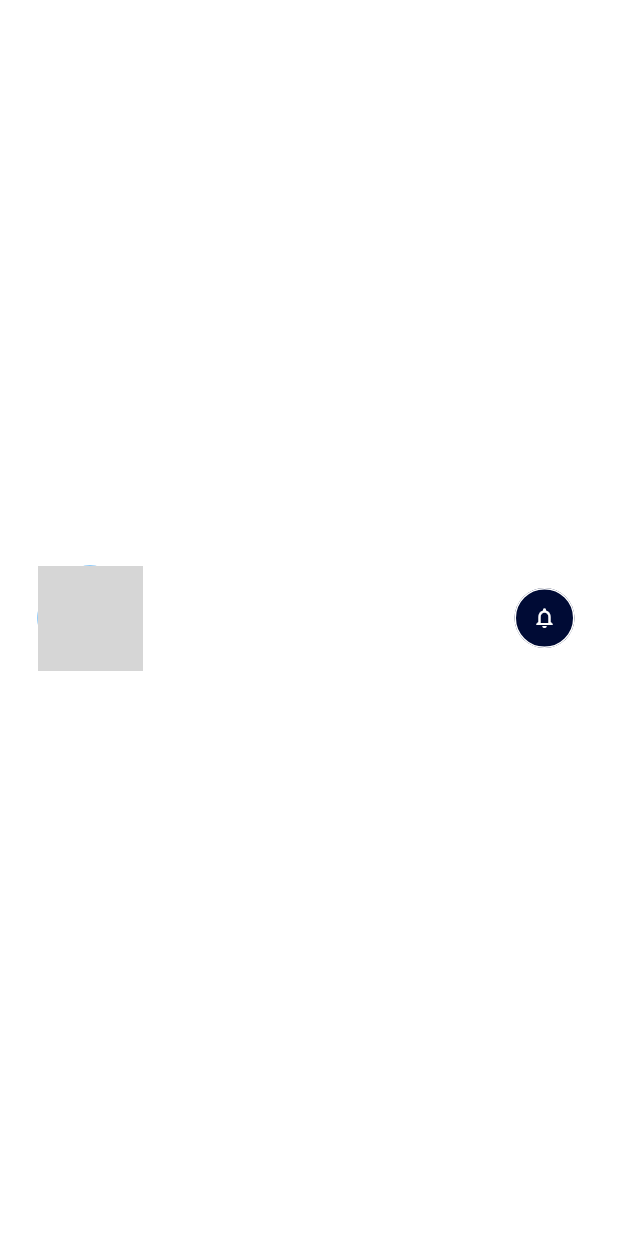
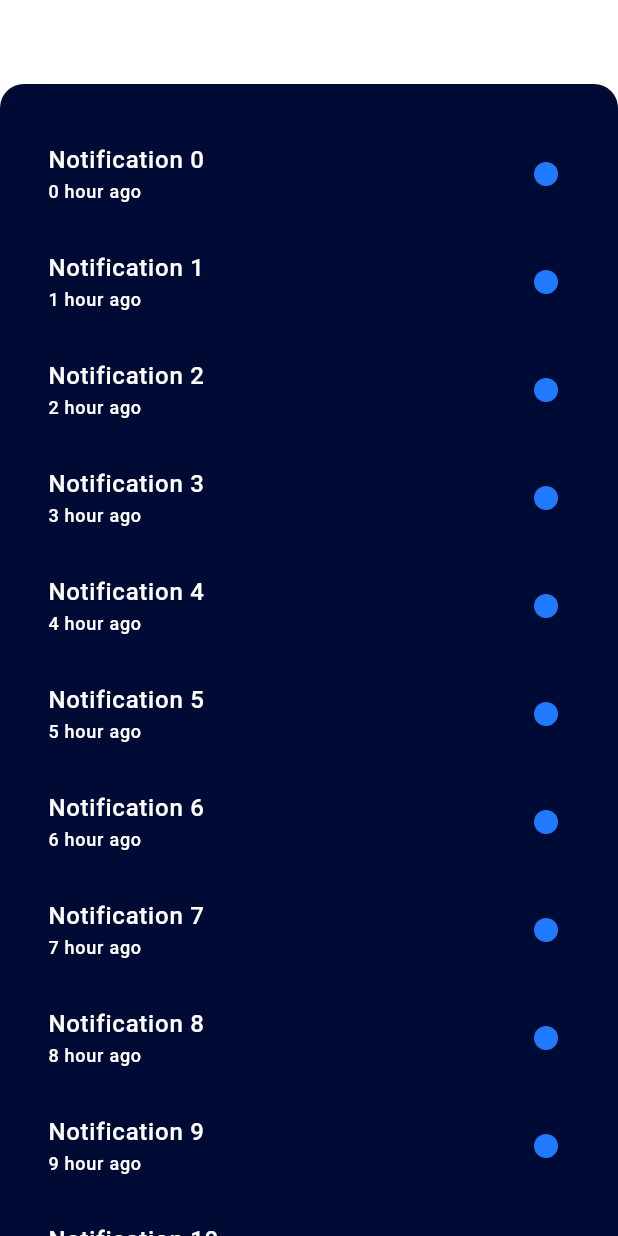
Before and after one commit to AbdElrahmanaymen/Budgetly, a Flutter app: the BudgetlyAppBar widget shown alone on an empty page, opened directly, after a tap on the "notifications none" icon, on a phone screen of 412 x 824 dp. Run offline on Flutter 3.47's test engine with Material 3 defaults, Android fonts, the light colour scheme and no system bars; our stand-ins replace dropdown_button2, flutter_bloc, flutter_svg, freezed_annotation, get_it, injectable; network calls fail; project files that could hold a hidden picture were left out; grey boxes are pictures that could not be loaded.

Commit message:
Implemented Notification Screen

```diff
--- a/lib/application/navbar/nav_bar_bloc.dart
+++ b/lib/application/navbar/nav_bar_bloc.dart
@@ -1,5 +1,3 @@
-import 'dart:ffi';
-
 import 'package:budgetly/presentation/accounts/accounts_screen.dart';
 import 'package:budgetly/presentation/calendar/calendar_screen.dart';
 import 'package:budgetly/presentation/home/home_screen.dart';
--- a/lib/application/navbar/nav_bar_state.dart
+++ b/lib/application/navbar/nav_bar_state.dart
@@ -18,6 +18,7 @@ class NavBarState with _$NavBarState {
               'image':
                   'https://images.unsplash.com/photo-1534528741775-53994a69daeb?q=80&w=3164&auto=format&fit=crop&ixlib=rb-4.0.3&ixid=M3wxMjA3fDB8MHxwaG90by1wYWdlfHx8fGVufDB8fHx8fA%3D%3D',
             },
+            routeName: '/NotificationScreen',
           ),
           BudgetlyAppBar(
             title: 'Accounts',
--- a/lib/infrastructure/style/colors.dart
+++ b/lib/infrastructure/style/colors.dart
@@ -7,3 +7,4 @@ Color offWhiteColor = const Color(0xFFE7E7E7);
 Color semiBlueColor = const Color(0xFF18116F);
 Color darkRedColor = const Color(0xFF6F1111);
 Color greenColor = const Color(0xFF00FF47);
+Color lightBlueColor = const Color(0xFF2179FD);
--- a/lib/presentation/core/app_widget.dart
+++ b/lib/presentation/core/app_widget.dart
@@ -5,6 +5,7 @@ import 'package:budgetly/presentation/core/get_started_screen.dart';
 import 'package:budgetly/presentation/core/otp_screen.dart';
 import 'package:budgetly/presentation/core/splash_screen.dart';
 import 'package:budgetly/presentation/core/welcome_screen.dart';
+import 'package:budgetly/presentation/notification/notification_screen.dart';
 import 'package:budgetly/presentation/settings/screens/change_password_screen.dart';
 import 'package:budgetly/presentation/settings/screens/edit_profile_screen.dart';
 import 'package:budgetly/presentation/settings/screens/languages_screen.dart';
@@ -20,6 +21,7 @@ Map<String, WidgetBuilder> routes = {
   '/EditProfileScreen': (context) => const EditProfileScreen(),
   '/LanguagesScreen': (context) => const LanguagesScreen(),
   '/ChangePasswordScreen': (context) => const ChangePasswordScreen(),
+  '/NotificationScreen': (context) => const NotificationScreen(),
 };
 
 class AppWidget extends StatelessWidget {
--- /dev/null
+++ b/lib/presentation/notification/notification_screen.dart
@@ -0,0 +1,61 @@
+import 'package:budgetly/infrastructure/style/colors.dart';
+import 'package:flutter/material.dart';
+
+class NotificationScreen extends StatelessWidget {
+  const NotificationScreen({super.key});
+
+  @override
+  Widget build(BuildContext context) {
+    return Scaffold(
+      appBar: AppBar(
+        centerTitle: false,
+        title: Text(
+          'Notifications',
+          style: Theme.of(context).textTheme.titleLarge!.copyWith(fontSize: 26),
+        ),
+        iconTheme: const IconThemeData(
+          color: Colors.white,
+        ),
+        backgroundColor: Colors.transparent,
+      ),
+      body: Container(
+        decoration: BoxDecoration(
+          color: darkBlueColor,
+          borderRadius: const BorderRadius.only(
+            topLeft: Radius.circular(16),
+            topRight: Radius.circular(16),
+          ),
+        ),
+        child: ListView.builder(
+          padding: const EdgeInsets.symmetric(vertical: 24, horizontal: 16),
+          itemBuilder: (context, index) {
+            return ListTile(
+              title: Text(
+                'Notification $index',
+                style: Theme.of(context)
+                    .textTheme
+                    .labelSmall!
+                    .copyWith(fontWeight: FontWeight.w500),
+              ),
+              subtitle: Text(
+                '$index hour ago',
+                style: Theme.of(context).textTheme.labelSmall!.copyWith(
+                      fontWeight: FontWeight.w500,
+                      fontSize: 12,
+                    ),
+              ),
+              trailing: Container(
+                height: 16,
+                width: 16,
+                decoration: BoxDecoration(
+                  shape: BoxShape.circle,
+                  color: lightBlueColor,
+                ),
+              ),
+            );
+          },
+        ),
+      ),
+    );
+  }
+}
--- a/lib/presentation/widgets/appbar.dart
+++ b/lib/presentation/widgets/appbar.dart
@@ -4,9 +4,16 @@ import 'package:flutter/material.dart';
 class BudgetlyAppBar extends StatelessWidget implements PreferredSizeWidget {
   final String? title;
   final Icon? icon;
+  final String? routeName;
   final Map<String, dynamic>? profile;
 
-  const BudgetlyAppBar({super.key, this.title, this.profile, this.icon});
+  const BudgetlyAppBar({
+    super.key,
+    this.title,
+    this.profile,
+    this.icon,
+    this.routeName,
+  });
 
   @override
   Widget build(BuildContext context) {
@@ -51,7 +58,7 @@ class BudgetlyAppBar extends StatelessWidget implements PreferredSizeWidget {
                         backgroundColor: darkBlueColor,
                         foregroundColor: lightGreenColor,
                       ),
-                      onPressed: () {},
+                      onPressed: () => Navigator.pushNamed(context, routeName!),
                       icon: const Icon(
                         Icons.notifications_none_outlined,
                         color: Colors.white,
@@ -73,7 +80,8 @@ class BudgetlyAppBar extends StatelessWidget implements PreferredSizeWidget {
                               backgroundColor: Colors.white,
                               padding: EdgeInsets.zero,
                             ),
-                            onPressed: () {},
+                            onPressed: () =>
+                                Navigator.pushNamed(context, routeName!),
                             icon: icon!,
                           )
                         : const SizedBox(),
```
